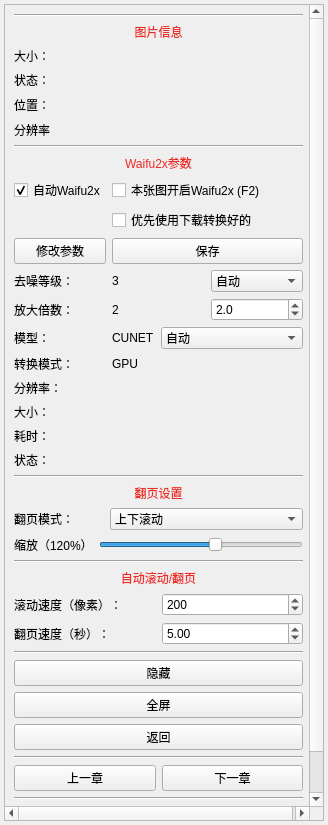
The window that ui/component/ui_read_tool.ui (tonquer/JMComic-qt) describes before a commit, drawn with Qt 5.
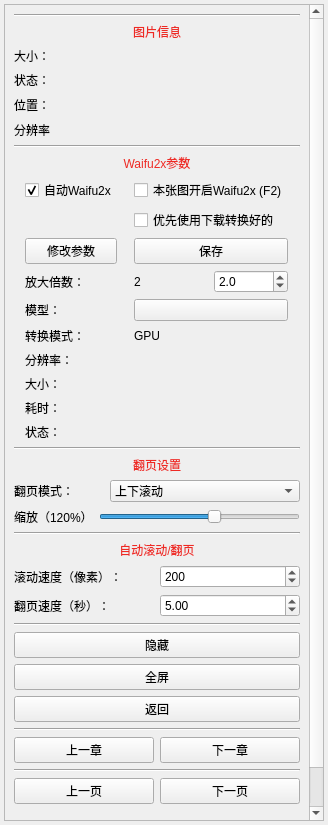
The same window after the commit. Custom widgets are drawn as their Qt base class.

Diff of the .ui file:
```diff
--- a/ui/component/ui_read_tool.ui
+++ b/ui/component/ui_read_tool.ui
@@ -42,8 +42,8 @@
        <rect>
         <x>0</x>
         <y>0</y>
-        <width>309</width>
-        <height>827</height>
+        <width>301</width>
+        <height>841</height>
        </rect>
       </property>
       <layout class="QVBoxLayout" name="verticalLayout_2">
@@ -190,100 +190,38 @@
          </item>
          <item>
           <layout class="QGridLayout" name="gridLayout">
-           <item row="6" column="1">
-            <layout class="QHBoxLayout" name="horizontalLayout_8">
-             <item>
-              <widget class="QLabel" name="modelLabel">
-               <property name="text">
-                <string>CUNET</string>
-               </property>
-              </widget>
-             </item>
-             <item>
-              <widget class="WheelComboBox" name="modelBox">
-               <item>
-                <property name="text">
-                 <string>自动</string>
-                </property>
-               </item>
-               <item>
-                <property name="text">
-                 <string>cunet</string>
-                </property>
-               </item>
-               <item>
-                <property name="text">
-                 <string>photo</string>
-                </property>
-               </item>
-               <item>
-                <property name="text">
-                 <string>anime_style_art_rgb</string>
-                </property>
-               </item>
-              </widget>
-             </item>
-            </layout>
+           <item row="8" column="0">
+            <widget class="QLabel" name="sizeWaifu">
+             <property name="text">
+              <string>大小：</string>
+             </property>
+            </widget>
            </item>
            <item row="6" column="0">
-            <widget class="QLabel" name="label_8">
-             <property name="maximumSize">
-              <size>
-               <width>35</width>
-               <height>16777215</height>
-              </size>
-             </property>
-             <property name="text">
-              <string>模型：</string>
-             </property>
-            </widget>
-           </item>
-           <item row="5" column="0">
-            <widget class="QLabel" name="label_3">
-             <property name="text">
-              <string>放大倍数：</string>
-             </property>
-            </widget>
-           </item>
-           <item row="7" column="0">
             <widget class="QLabel" name="label_9">
              <property name="text">
               <string>转换模式：</string>
              </property>
             </widget>
            </item>
-           <item row="10" column="0">
-            <widget class="QLabel" name="tickLabel">
-             <property name="text">
-              <string>耗时：</string>
-             </property>
-            </widget>
-           </item>
-           <item row="10" column="1">
-            <widget class="QLabel" name="waifu2xTick">
-             <property name="text">
-              <string/>
-             </property>
-            </widget>
-           </item>
-           <item row="7" column="1">
-            <widget class="QLabel" name="gpuLabel">
-             <property name="text">
-              <string>GPU</string>
-             </property>
-            </widget>
-           </item>
            <item row="8" column="1">
+            <widget class="QLabel" name="waifu2xSize">
+             <property name="text">
+              <string/>
+             </property>
+            </widget>
+           </item>
+           <item row="7" column="1">
             <widget class="QLabel" name="waifu2xRes">
              <property name="text">
               <string/>
              </property>
             </widget>
            </item>
-           <item row="11" column="1">
-            <widget class="QLabel" name="waifu2xStatus">
+           <item row="1" column="1">
+            <widget class="QCheckBox" name="curWaifu2x">
              <property name="text">
-              <string/>
+              <string>本张图开启Waifu2x (F2)</string>
              </property>
             </widget>
            </item>
@@ -294,6 +232,39 @@
              </property>
             </widget>
            </item>
+           <item row="10" column="1">
+            <widget class="QLabel" name="waifu2xStatus">
+             <property name="text">
+              <string/>
+             </property>
+            </widget>
+           </item>
+           <item row="5" column="0">
+            <widget class="QLabel" name="label_8">
+             <property name="maximumSize">
+              <size>
+               <width>35</width>
+               <height>16777215</height>
+              </size>
+             </property>
+             <property name="text">
+              <string>模型：</string>
+             </property>
+            </widget>
+           </item>
+           <item row="1" column="0">
+            <widget class="QCheckBox" name="checkBox">
+             <property name="styleSheet">
+              <string notr="true"/>
+             </property>
+             <property name="text">
+              <string>自动Waifu2x</string>
+             </property>
+             <property name="checked">
+              <bool>true</bool>
+             </property>
+            </widget>
+           </item>
            <item row="3" column="1">
             <layout class="QHBoxLayout" name="horizontalLayout_9">
              <item>
@@ -305,55 +276,44 @@
              </item>
             </layout>
            </item>
-           <item row="9" column="1">
-            <widget class="QLabel" name="waifu2xSize">
+           <item row="6" column="1">
+            <widget class="QLabel" name="gpuLabel">
+             <property name="maximumSize">
+              <size>
+               <width>150</width>
+               <height>16777215</height>
+              </size>
+             </property>
              <property name="text">
-              <string/>
+              <string>GPU</string>
+             </property>
+             <property name="wordWrap">
+              <bool>true</bool>
              </property>
             </widget>
            </item>
            <item row="4" column="0">
-            <widget class="QLabel" name="label_2">
+            <widget class="QLabel" name="label_3">
              <property name="text">
-              <string>去噪等级：</string>
+              <string>放大倍数：</string>
              </property>
             </widget>
            </item>
-           <item row="1" column="0">
-            <widget class="QCheckBox" name="checkBox">
-             <property name="styleSheet">
-              <string notr="true"/>
-             </property>
-             <property name="text">
-              <string>自动Waifu2x</string>
-             </property>
-             <property name="checked">
-              <bool>true</bool>
-             </property>
-            </widget>
-           </item>
-           <item row="1" column="1">
-            <widget class="QCheckBox" name="curWaifu2x">
-             <property name="text">
-              <string>本张图开启Waifu2x (F2)</string>
-             </property>
-            </widget>
-           </item>
-           <item row="11" column="0">
-            <widget class="QLabel" name="stateWaifu">
-             <property name="text">
-              <string>状态：</string>
-             </property>
-            </widget>
-           </item>
-           <item row="8" column="0">
+           <item row="7" column="0">
             <widget class="QLabel" name="resolutionWaifu">
              <property name="text">
               <string>分辨率：</string>
              </property>
             </widget>
            </item>
-           <item row="5" column="1">
+           <item row="10" column="0">
+            <widget class="QLabel" name="stateWaifu">
+             <property name="text">
+              <string>状态：</string>
+             </property>
+            </widget>
+           </item>
+           <item row="4" column="1">
             <layout class="QHBoxLayout" name="horizontalLayout_6">
              <item>
               <widget class="QLabel" name="scaleLabel">
@@ -380,53 +340,20 @@
              </item>
             </layout>
            </item>
+           <item row="9" column="1">
+            <widget class="QLabel" name="waifu2xTick">
+             <property name="text">
+              <string/>
+             </property>
+            </widget>
+           </item>
            <item row="9" column="0">
-            <widget class="QLabel" name="sizeWaifu">
+            <widget class="QLabel" name="tickLabel">
              <property name="text">
-              <string>大小：</string>
+              <string>耗时：</string>
              </property>
             </widget>
            </item>
-           <item row="4" column="1">
-            <layout class="QHBoxLayout" name="horizontalLayout_3">
-             <item>
-              <widget class="QLabel" name="noiseLabel">
-               <property name="text">
-                <string>3</string>
-               </property>
-              </widget>
-             </item>
-             <item>
-              <widget class="WheelComboBox" name="noiseBox">
-               <item>
-                <property name="text">
-                 <string>自动</string>
-                </property>
-               </item>
-               <item>
-                <property name="text">
-                 <string>0</string>
-                </property>
-               </item>
-               <item>
-                <property name="text">
-                 <string>1</string>
-                </property>
-               </item>
-               <item>
-                <property name="text">
-                 <string>2</string>
-                </property>
-               </item>
-               <item>
-                <property name="text">
-                 <string>3</string>
-                </property>
-               </item>
-              </widget>
-             </item>
-            </layout>
-           </item>
            <item row="2" column="1">
             <widget class="QCheckBox" name="preDownWaifu2x">
              <property name="text">
@@ -434,6 +361,17 @@
              </property>
             </widget>
            </item>
+           <item row="5" column="1">
+            <layout class="QHBoxLayout" name="horizontalLayout_8">
+             <item>
+              <widget class="QPushButton" name="modelNameButton">
+               <property name="text">
+                <string/>
+               </property>
+              </widget>
+             </item>
+            </layout>
+           </item>
           </layout>
          </item>
          <item>
```
Left out of the diff: 44 changed lines with no effect on the pictures.
